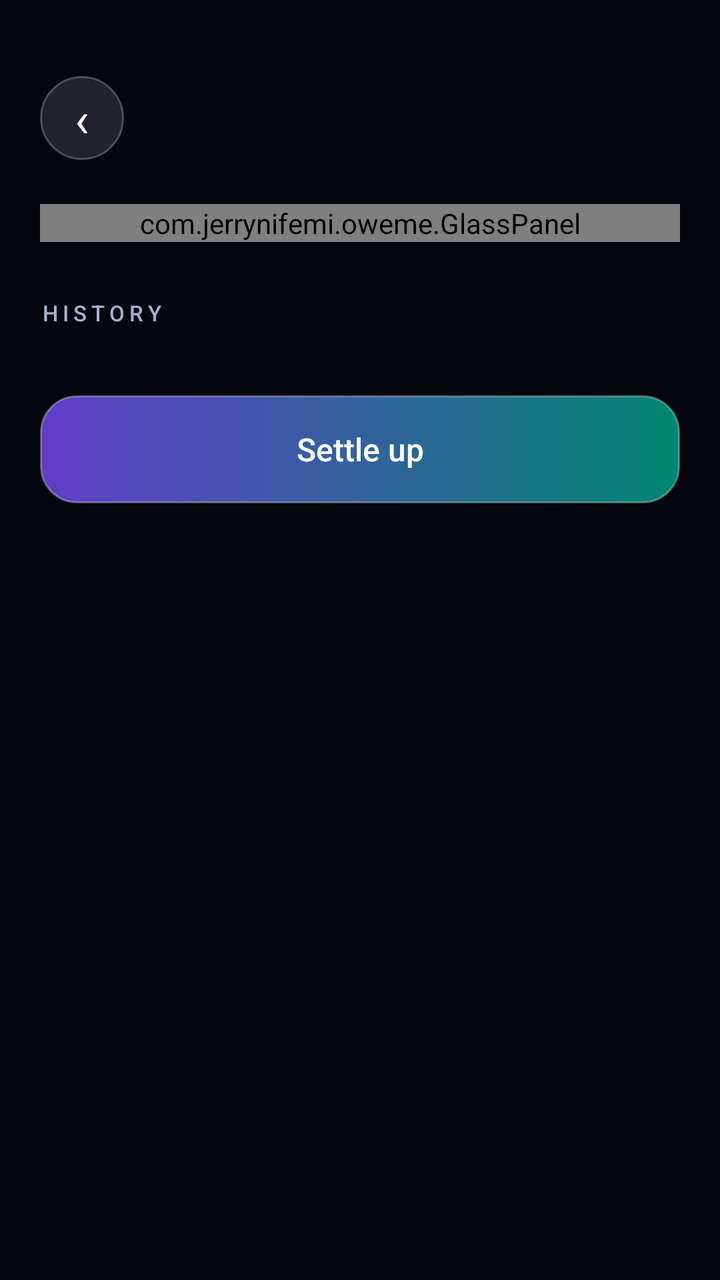
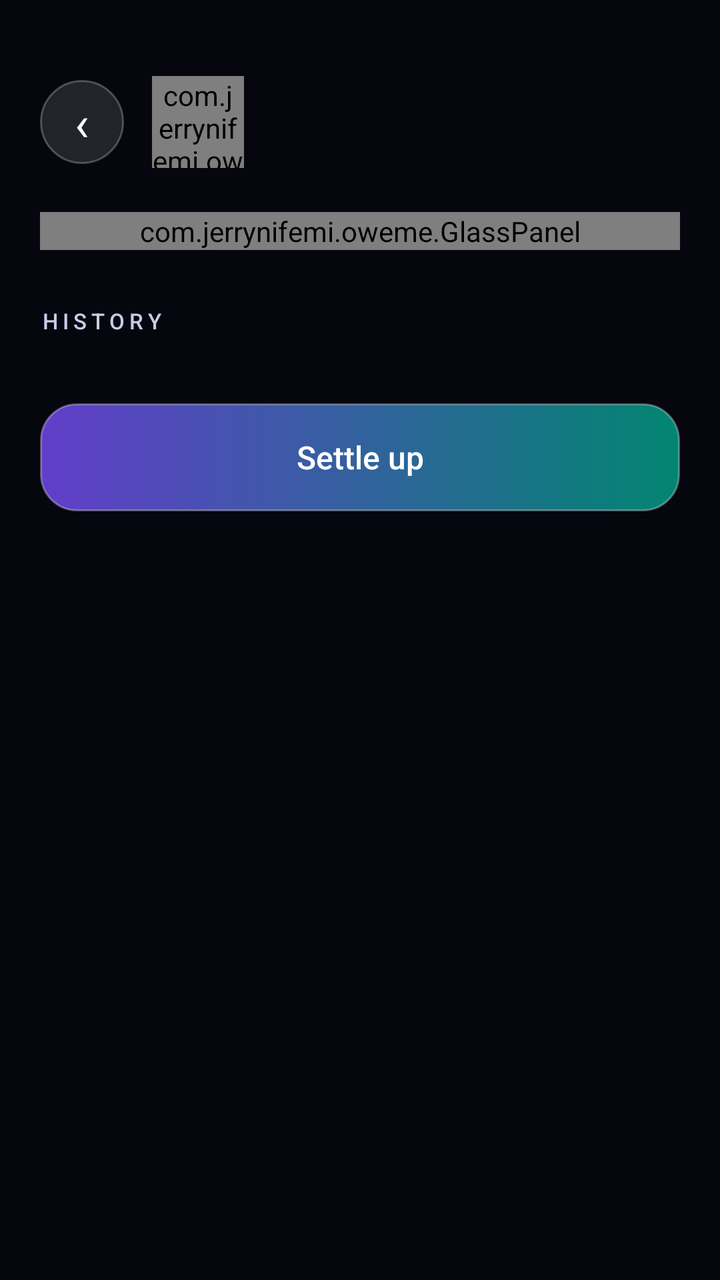

Compare the two renders of this Android layout. The source of the first and the diff that turns it into the second are given below.
<!-- AndroidManifest.xml: application theme AppTheme -->
<!-- res/layout/screen_person.xml -->
<?xml version="1.0" encoding="utf-8"?>
<FrameLayout xmlns:android="http://schemas.android.com/apk/res/android"
    android:layout_width="match_parent"
    android:layout_height="match_parent">

    <ScrollView
        android:layout_width="match_parent"
        android:layout_height="match_parent"
        android:clipToPadding="false"
        android:fillViewport="true"
        android:scrollbars="none">

        <LinearLayout
            android:layout_width="match_parent"
            android:layout_height="wrap_content"
            android:orientation="vertical"
            android:paddingLeft="20dp"
            android:paddingTop="38dp"
            android:paddingRight="20dp"
            android:paddingBottom="40dp">

            <LinearLayout
                android:layout_width="match_parent"
                android:layout_height="wrap_content"
                android:gravity="center_vertical"
                android:orientation="horizontal">

                <TextView
                    android:id="@+id/btnBack"
                    android:layout_width="42dp"
                    android:layout_height="42dp"
                    android:background="@drawable/bg_glass_circle"
                    android:clickable="true"
                    android:focusable="true"
                    android:gravity="center"
                    android:text="‹"
                    android:textColor="@color/text_primary"
                    android:textSize="24sp" />

                <TextView
                    android:id="@+id/tvPersonName"
                    android:layout_width="0dp"
                    android:layout_height="wrap_content"
                    android:layout_marginLeft="16dp"
                    android:layout_weight="1"
                    android:ellipsize="end"
                    android:fontFamily="sans-serif-light"
                    android:maxLines="1"
                    android:textColor="@color/text_primary"
                    android:textSize="28sp" />
            </LinearLayout>

            <com.jerrynifemi.oweme.GlassPanel
                android:id="@+id/personHero"
                android:layout_width="match_parent"
                android:layout_height="wrap_content"
                android:layout_marginTop="22dp">

                <LinearLayout
                    android:layout_width="match_parent"
                    android:layout_height="wrap_content"
                    android:orientation="vertical"
                    android:padding="22dp">

                    <TextView
                        android:id="@+id/tvPersonBalance"
                        android:layout_width="wrap_content"
                        android:layout_height="wrap_content"
                        android:fontFamily="sans-serif-light"
                        android:textColor="@color/text_primary"
                        android:textSize="38sp" />

                    <TextView
                        android:id="@+id/tvPersonCaption"
                        android:layout_width="wrap_content"
                        android:layout_height="wrap_content"
                        android:layout_marginTop="6dp"
                        android:textColor="@color/text_muted"
                        android:textSize="13sp" />
                </LinearLayout>
            </com.jerrynifemi.oweme.GlassPanel>

            <TextView
                style="@style/Kicker"
                android:layout_width="wrap_content"
                android:layout_height="wrap_content"
                android:layout_marginTop="28dp"
                android:text="@string/person_history" />

            <LinearLayout
                android:id="@+id/listEntries"
                android:layout_width="match_parent"
                android:layout_height="wrap_content"
                android:layout_marginTop="14dp"
                android:orientation="vertical" />

            <TextView
                android:id="@+id/btnSettle"
                android:layout_width="match_parent"
                android:layout_height="54dp"
                android:layout_marginTop="20dp"
                android:background="@drawable/bg_primary"
                android:clickable="true"
                android:focusable="true"
                android:gravity="center"
                android:text="@string/settle_up"
                android:textColor="#FFFFFF"
                android:textSize="16sp"
                android:fontFamily="sans-serif-medium" />
        </LinearLayout>
    </ScrollView>
</FrameLayout>
<!-- resources referenced by this layout -->
<resources>
  <color name="text_muted">#A9B0D0</color>
  <color name="text_primary">#FFFFFF</color>
  <!-- drawable bg_glass_circle (drawable) -->
  <?xml version="1.0" encoding="utf-8"?>
  <ripple xmlns:android="http://schemas.android.com/apk/res/android"
      android:color="#33FFFFFF">
      <item>
          <shape android:shape="oval">
              <solid android:color="#1FFFFFFF" />
              <stroke
                  android:width="1dp"
                  android:color="#40FFFFFF" />
          </shape>
      </item>
  </ripple>
  <!-- drawable bg_primary (drawable) -->
  <?xml version="1.0" encoding="utf-8"?>
  <ripple xmlns:android="http://schemas.android.com/apk/res/android"
      android:color="#40FFFFFF">
      <item>
          <shape android:shape="rectangle">
              <gradient
                  android:angle="0"
                  android:startColor="#C67C4DFF"
                  android:endColor="#C600A98C" />
              <corners android:radius="18dp" />
              <stroke
                  android:width="1dp"
                  android:color="#4DFFFFFF" />
          </shape>
      </item>
  </ripple>
  <string name="person_history">HISTORY</string>
  <string name="settle_up">Settle up</string>
  <style name="Kicker">
          <item name="android:textSize">11sp</item>
          <item name="android:letterSpacing">0.22</item>
          <item name="android:textColor">@color/text_muted</item>
          <item name="android:fontFamily">sans-serif-medium</item>
      </style>
  <style name="AppTheme" parent="@android:style/Theme.Material.NoActionBar">
          <item name="android:windowBackground">@color/bg_bottom</item>
          <item name="android:colorPrimary">@color/violet</item>
          <item name="android:colorPrimaryDark">@color/bg_top</item>
          <item name="android:colorAccent">@color/teal</item>
          <item name="android:statusBarColor">@color/bg_top</item>
          <item name="android:navigationBarColor">@color/bg_bottom</item>
          <item name="android:textColorPrimary">@color/text_primary</item>
          <item name="android:textColorSecondary">@color/text_muted</item>
      </style>
  <color name="bg_bottom">#05060E</color>
  <color name="violet">#7C4DFF</color>
  <color name="bg_top">#0B1026</color>
  <color name="teal">#00E5C0</color>
</resources>

<!-- the commit's change to res/layout/screen_person.xml (unified diff, before → after) -->
@@ -37,11 +37,17 @@
                     android:textColor="@color/text_primary"
                     android:textSize="24sp" />
 
+                <com.jerrynifemi.oweme.AvatarView
+                    android:id="@+id/avatarPerson"
+                    android:layout_width="46dp"
+                    android:layout_height="46dp"
+                    android:layout_marginLeft="14dp" />
+
                 <TextView
                     android:id="@+id/tvPersonName"
                     android:layout_width="0dp"
                     android:layout_height="wrap_content"
-                    android:layout_marginLeft="16dp"
+                    android:layout_marginLeft="12dp"
                     android:layout_weight="1"
                     android:ellipsize="end"
                     android:fontFamily="sans-serif-light"
<!-- resource entries referenced after the edit -->
@@ -1,6 +1,6 @@
 <!-- resources referenced by this layout -->
 <resources>
-  <color name="text_muted">#A9B0D0</color>
+  <color name="text_muted">#C7CCE6</color>
   <color name="text_primary">#FFFFFF</color>
   <!-- drawable bg_glass_circle (drawable) -->
   <?xml version="1.0" encoding="utf-8"?>
